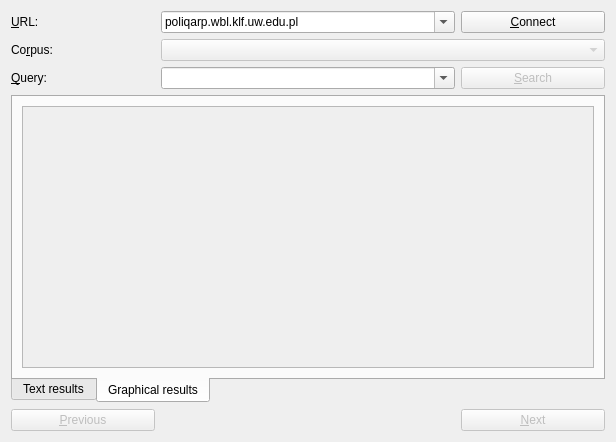
Qt form src/poliqarpwidget.ui (jsbien/djview-poliqarp_fork) before a commit.
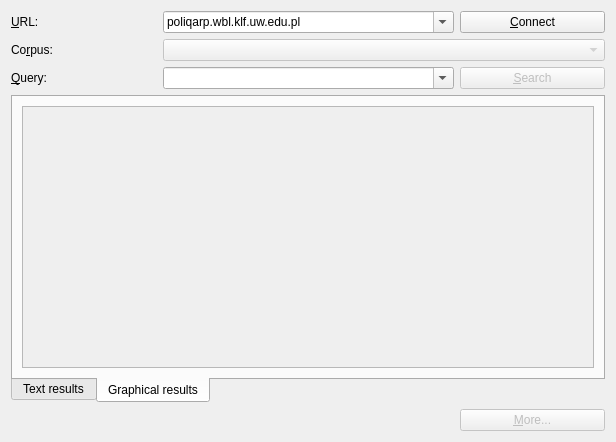
The same form after that commit. Custom widgets are drawn as their Qt base class.

Commit message: Retrieve more items, do not remove previous ones.

Diff of the .ui file:
```diff
--- a/src/poliqarpwidget.ui
+++ b/src/poliqarpwidget.ui
@@ -185,33 +185,20 @@
      </widget>
     </widget>
    </item>
-   <item row="4" column="0">
-    <widget class="QPushButton" name="previousButton">
+   <item row="4" column="3">
+    <widget class="QPushButton" name="moreButton">
      <property name="enabled">
       <bool>false</bool>
      </property>
      <property name="text">
-      <string>&amp;Previous</string>
+      <string>&amp;More...</string>
      </property>
     </widget>
    </item>
-   <item row="4" column="2">
+   <item row="4" column="0" colspan="3">
     <widget class="QLabel" name="matchLabel">
      <property name="text">
       <string/>
-     </property>
-     <property name="alignment">
-      <set>Qt::AlignCenter</set>
-     </property>
-    </widget>
-   </item>
-   <item row="4" column="3">
-    <widget class="QPushButton" name="nextButton">
-     <property name="enabled">
-      <bool>false</bool>
-     </property>
-     <property name="text">
-      <string>&amp;Next</string>
      </property>
     </widget>
    </item>
```
Left out of the diff: 2 changed lines with no effect on the pictures. The commit also changes 7 other files.
